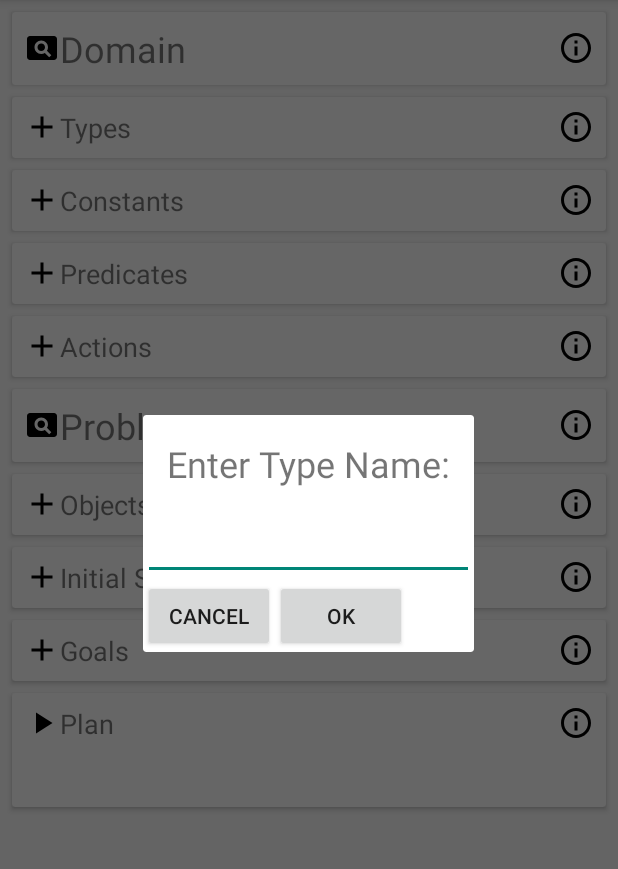
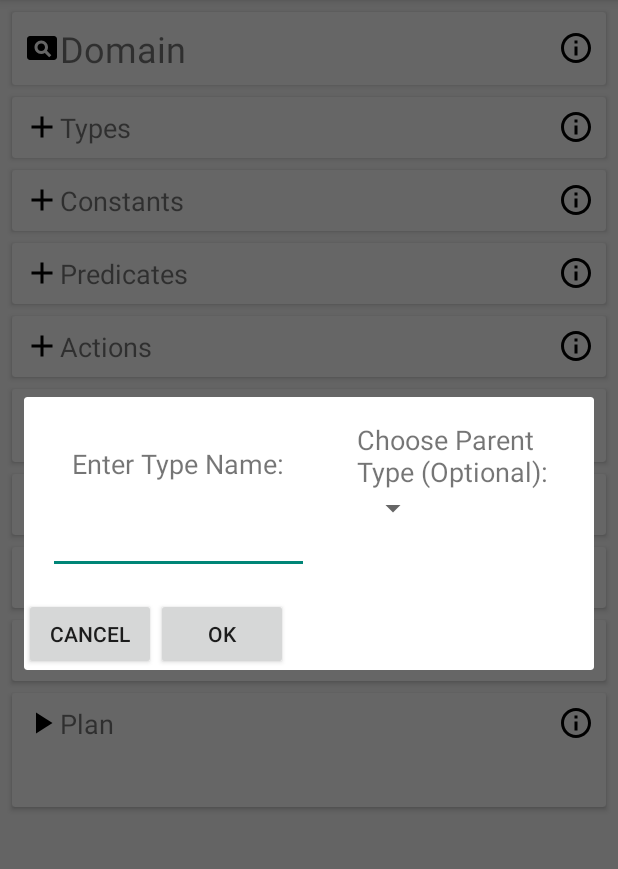
Before and after one commit to aldebaran/pddl-playground, an Android app: the fragment TypeFragment placed in its activity, on a phone screen of 412 x 824 dp, the part 84-953 px from its top. Run offline under Robolectric (Android 15) with nearby library versions, the phone set to English and light mode, and no system bars; our stand-ins replace Timber; libraries missing offline, so code that uses them is left out: com.softbankrobotics.pddlplanning; 3 statements that could not run were skipped.

```diff
--- a/app/src/main/java/com/softbankrobotics/pddlplayground/ui/fragment/ActionFragment.kt
+++ b/app/src/main/java/com/softbankrobotics/pddlplayground/ui/fragment/ActionFragment.kt
@@ -110,7 +110,7 @@ class ActionFragment : DialogFragment() {
             val constsAndParam2 = mutableListOf<String?>()
             val types = DatabaseHelper.getInstance(context!!).getExpressions()
                 .filter { it.getCategory() == PDDLCategory.TYPE.ordinal }
-                .map { it.getLabel() }
+                .map { it.getLabel()?.substringBefore(" - ") }
             if (type != null && types.contains(type)) { // if it's actually a type
                 val consts = DatabaseHelper.getInstance(context!!).getExpressions()
                     .filter { it.getCategory() == PDDLCategory.CONSTANT.ordinal }
--- a/app/src/main/java/com/softbankrobotics/pddlplayground/ui/fragment/ConstantFragment.kt
+++ b/app/src/main/java/com/softbankrobotics/pddlplayground/ui/fragment/ConstantFragment.kt
@@ -58,7 +58,7 @@ class ConstantFragment: DialogFragment() {
         // recover types from Database & populate spinner
         val types = DatabaseHelper.getInstance(context!!).getExpressions()
             .filter { it.getCategory() == PDDLCategory.TYPE.ordinal }
-            .map { it.getLabel() }
+            .map { it.getLabel()?.substringBefore(" - ") }
         spinner.adapter = ArrayAdapter(context!!, R.layout.support_simple_spinner_dropdown_item, types)
         if (constant != null) { // if filled already
             constantText.setText(constant?.getLabel()?.substringBefore(" - "))
--- a/app/src/main/java/com/softbankrobotics/pddlplayground/ui/fragment/PredicateFragment.kt
+++ b/app/src/main/java/com/softbankrobotics/pddlplayground/ui/fragment/PredicateFragment.kt
@@ -66,7 +66,7 @@ class PredicateFragment: DialogFragment() {
         // recover types from Database & populate spinners
         val types = DatabaseHelper.getInstance(context!!).getExpressions()
             .filter { it.getCategory() == PDDLCategory.TYPE.ordinal }
-            .map { it.getLabel() }
+            .map { it.getLabel()?.substringBefore(" - ") }
         val types2 = types.toList()
         typeSpinner.adapter =
             ArrayAdapter(context!!, R.layout.support_simple_spinner_dropdown_item, types)
--- a/app/src/main/java/com/softbankrobotics/pddlplayground/ui/fragment/TypeFragment.kt
+++ b/app/src/main/java/com/softbankrobotics/pddlplayground/ui/fragment/TypeFragment.kt
@@ -5,14 +5,17 @@ import android.os.Bundle
 import android.view.LayoutInflater
 import android.view.View
 import android.view.ViewGroup
+import android.widget.ArrayAdapter
 import android.widget.Toast
 import androidx.fragment.app.DialogFragment
+import com.softbankrobotics.pddlplayground.R
 import com.softbankrobotics.pddlplayground.data.DatabaseHelper
 import com.softbankrobotics.pddlplayground.databinding.FragmentEditTypeBinding
 import com.softbankrobotics.pddlplayground.model.Expression
 import com.softbankrobotics.pddlplayground.service.LoadExpressionsService
 import com.softbankrobotics.pddlplayground.ui.main.MainFragment
 import com.softbankrobotics.pddlplayground.ui.main.MainFragment.Companion.ADD_EXPRESSION
+import com.softbankrobotics.pddlplayground.util.PDDLCategory
 
 class TypeFragment: DialogFragment() {
     companion object {
@@ -51,13 +54,27 @@ class TypeFragment: DialogFragment() {
         super.onViewCreated(view, savedInstanceState)
         expression = arguments?.getParcelable("expression_extra")
         action = arguments?.getString("action")
+        val typeText = binding.expressionText
+        val spinner = binding.typeSpinner
+        // recover types from Database & populate spinner
+        val types = DatabaseHelper.getInstance(context!!).getExpressions()
+            .filter { it.getCategory() == PDDLCategory.TYPE.ordinal }
+            .map { it.getLabel() }
+            .map { it?.substringBefore(" - ") }
+        spinner.adapter = ArrayAdapter(context!!, R.layout.support_simple_spinner_dropdown_item, types)
         if (expression != null) {
-            binding.expressionText.setText(expression?.getLabel())
+            typeText.setText(expression?.getLabel()?.substringBefore(" - "))
+            val type = expression?.getLabel()?.substringAfter(" - ")
+            spinner.setSelection(types.indexOf(type))
         }
 
         binding.okButton.setOnClickListener {
             expression?.apply {
                 val expression = binding.expressionText.text.toString()
+                var type = spinner.selectedItem as String
+                if (type.isEmpty()) {
+                    type = "object"
+                }
                 if (expression.contains(' ') || expression.isEmpty()) {
                     requireActivity().runOnUiThread {
                         Toast.makeText(
@@ -68,7 +85,7 @@ class TypeFragment: DialogFragment() {
                     }
                     return@setOnClickListener
                 }
-                setLabel(expression)
+                setLabel("$expression - $type")
                 DatabaseHelper.getInstance(context!!).updateExpression(this)
                 LoadExpressionsService.launchLoadExpressionsService(context!!)
                 action = MainFragment.EDIT_EXPRESSION
--- a/app/src/main/res/layout/fragment_edit_type.xml
+++ b/app/src/main/res/layout/fragment_edit_type.xml
@@ -5,21 +5,54 @@
     android:layout_gravity="center"
     android:id="@+id/edit_type">
 
+    <LinearLayout
+        android:layout_width="match_parent"
+        android:layout_height="wrap_content"
+        android:orientation="horizontal">
+
+        <LinearLayout
+            android:layout_width="wrap_content"
+            android:layout_height="match_parent"
+            android:layout_gravity="center"
+            android:layout_margin="16dp"
+            android:orientation="vertical">
             <TextView
                 android:text="@string/enter_type"
-        android:textSize="24sp"
+                android:textSize="18sp"
                 android:layout_margin="16dp"
                 android:layout_width="wrap_content"
                 android:layout_height="wrap_content"/>
-
             <EditText
                 android:id="@+id/expressionText"
                 android:layout_width="match_parent"
                 android:layout_height="wrap_content" />
 
+        </LinearLayout>
+
+        <LinearLayout
+            android:layout_width="wrap_content"
+            android:layout_height="match_parent"
+            android:layout_gravity="center"
+            android:layout_margin="16dp"
+            android:orientation="vertical">
+            <TextView
+                android:text="@string/choose_parent_type"
+                android:textSize="18sp"
+                android:layout_width="wrap_content"
+                android:layout_height="wrap_content"/>
+            <Spinner
+                android:id="@+id/typeSpinner"
+                android:layout_width="wrap_content"
+                android:layout_height="wrap_content"
+                android:spinnerMode="dropdown"/>
+        </LinearLayout>
+
+    </LinearLayout>
+
     <LinearLayout
         android:layout_width="match_parent"
-        android:layout_height="wrap_content">
+        android:layout_height="wrap_content"
+        android:orientation="horizontal">
         <Button
             android:id="@+id/cancelButton"
             android:layout_width="wrap_content"
--- a/app/src/main/res/values/strings.xml
+++ b/app/src/main/res/values/strings.xml
@@ -120,4 +120,5 @@
     <string name="action_glossary">Glossary</string>
     <string name="fill_in_precondition">Select precondition:</string>
     <string name="fill_in_effect">Select effect:</string>
+    <string name="choose_parent_type">Choose Parent Type (Optional):</string>
 </resources>
```
Also changed, not shown: app/src/main/java/com/softbankrobotics/pddlplayground/ui/fragment/InitFragment.kt (+21 -9 lines), app/src/main/java/com/softbankrobotics/pddlplayground/util/PDDLUtil.kt (+50 -10 lines). Lines whose indentation alone changed are shown as unchanged.
